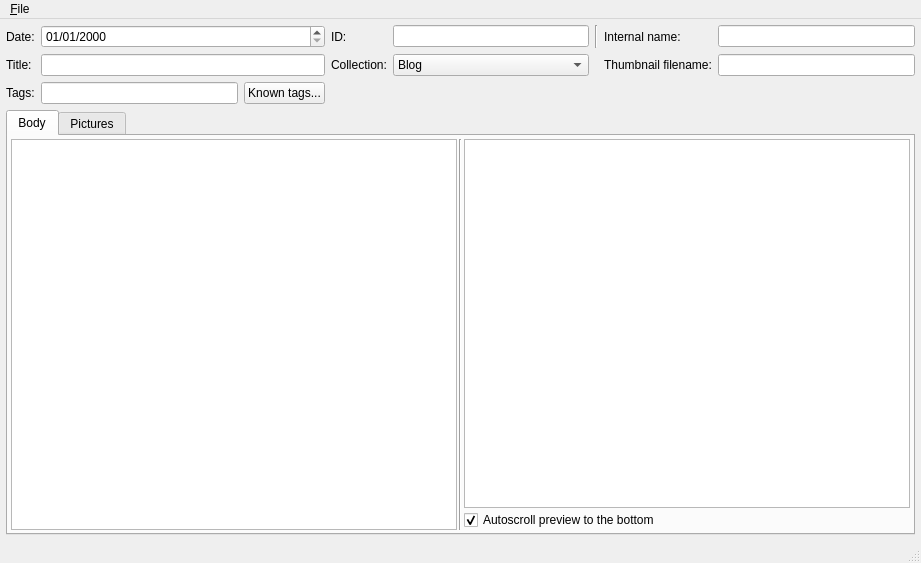
Old version of the form forms/WndMain.ui in the repository Driftini/fumoedit-qt.
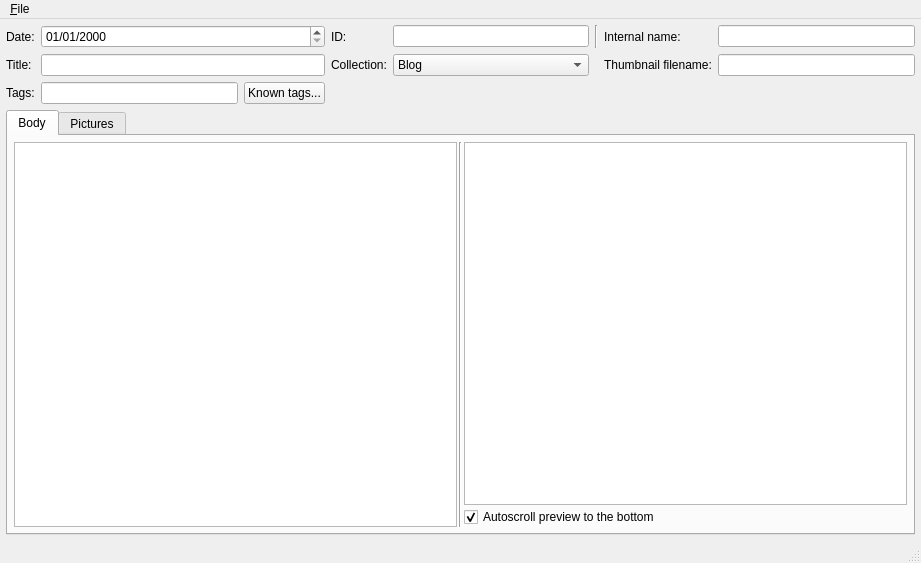
New version of the form. The open tabs and pages were chosen to show the change. Custom widgets are drawn as their Qt base class.

Commit message: Adjusted post body tab margin for consistency

```diff
--- a/forms/WndMain.ui
+++ b/forms/WndMain.ui
@@ -146,18 +146,6 @@
         <string>Body</string>
        </attribute>
        <layout class="QGridLayout" name="gridLayout_2">
-        <property name="leftMargin">
-         <number>3</number>
-        </property>
-        <property name="topMargin">
-         <number>3</number>
-        </property>
-        <property name="rightMargin">
-         <number>3</number>
-        </property>
-        <property name="bottomMargin">
-         <number>3</number>
-        </property>
         <property name="spacing">
          <number>2</number>
         </property>
```
Left out of the diff: 4 changed lines with no effect on the pictures.
